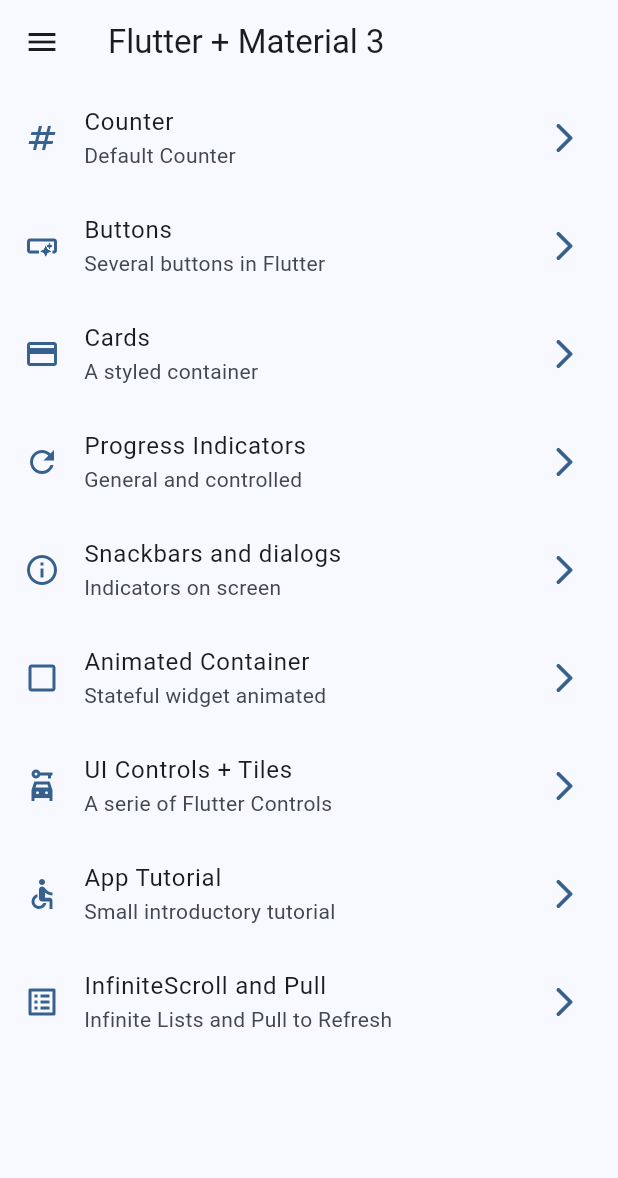
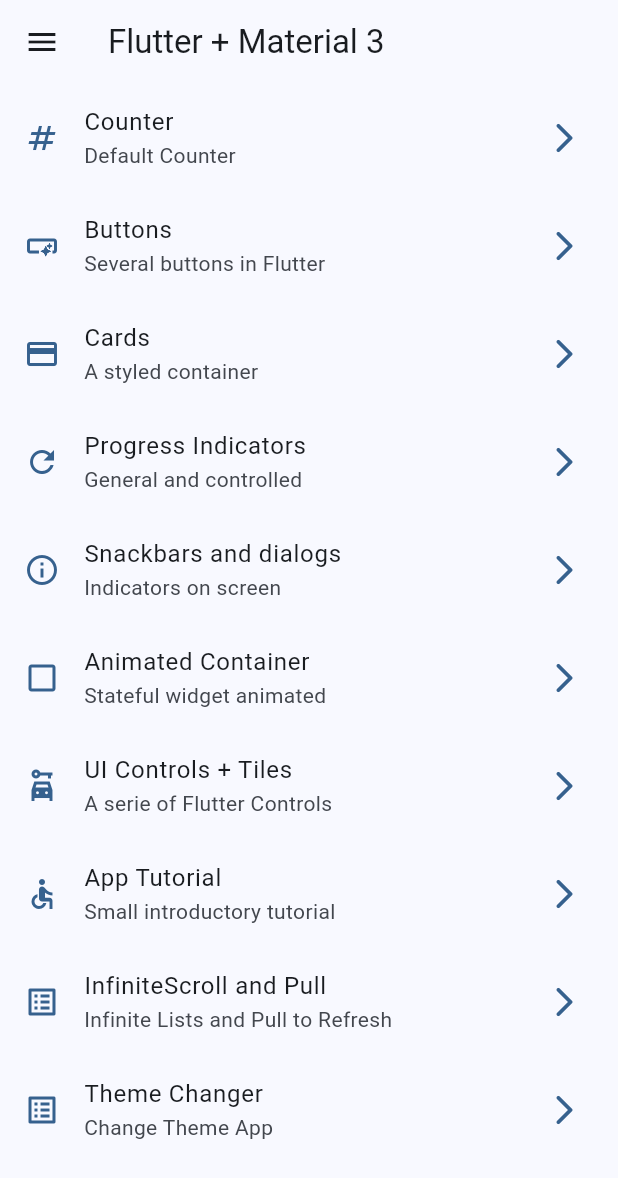
Before and after one commit to CesarArellano/Flutter-Pro-Course, a Flutter app: the screen it shows after launch, on a phone screen of 412 x 824 dp. Shown: the top 1178 px of the screen. Run offline on Flutter 3.47's test engine with Material 2 defaults, Android fonts, the light colour scheme and no system bars; our stand-ins replace animate_do, dio, flutter_riverpod, go_router, video_player.

Commit message:
Finish Section 10

```diff
--- a/widgets_app/lib/config/menu/menu_items.dart
+++ b/widgets_app/lib/config/menu/menu_items.dart
@@ -72,4 +72,11 @@
     link: InfiniteScrollScreen.name,
     icon: Icons.list_alt_outlined
   ),
+
+  MenuItem(
+    title: 'Theme Changer',
+    subtitle: 'Change Theme App',
+    link: ThemeChangerScreen.name,
+    icon: Icons.list_alt_outlined
+  ),
 ];
--- a/widgets_app/lib/config/router/app_router.dart
+++ b/widgets_app/lib/config/router/app_router.dart
@@ -57,5 +57,10 @@
       name: CounterScreen.name,
       builder: (context, state) => const CounterScreen(),
     ),
+    GoRoute(
+      path: '/theme-changer',
+      name: ThemeChangerScreen.name,
+      builder: (context, state) => const ThemeChangerScreen(),
+    ),
   ],
 );
--- a/widgets_app/lib/config/theme/app_theme.dart
+++ b/widgets_app/lib/config/theme/app_theme.dart
@@ -15,17 +15,28 @@
 
 class AppTheme {
   final int selectedColor;
+  final bool isDarkMode;
 
   AppTheme({
-    this.selectedColor = 0
+    this.selectedColor = 0,
+    this.isDarkMode = false
   }): assert( selectedColor >= 0, 'Selected colors mut be greater than 0' ),
       assert( selectedColor < colorList.length, 'Selected color must be less or equal than ${ colorList.length }');
 
   ThemeData getTheme() => ThemeData(
     useMaterial3: true,
+    brightness: isDarkMode ? Brightness.dark : Brightness.light,
     colorSchemeSeed: colorList[ selectedColor ],
     appBarTheme: const AppBarTheme(
       centerTitle: false
-    )
+    ),
+  );
+
+  AppTheme copyWith({
+    bool? isDarkMode,
+    int? selectedColor
+  }) => AppTheme(
+    isDarkMode: isDarkMode ?? this.isDarkMode,
+    selectedColor: selectedColor ?? this.selectedColor
   );
 }
--- a/widgets_app/lib/main.dart
+++ b/widgets_app/lib/main.dart
@@ -1,5 +1,6 @@
 import 'package:flutter/material.dart';
 import 'package:flutter_riverpod/flutter_riverpod.dart';
+import 'package:widgets_app/presentation/providers/theme_provider.dart';
 
 import 'config/router/app_router.dart';
 import 'config/theme/app_theme.dart';
@@ -12,15 +13,20 @@
   );
 }
 
-class MainApp extends StatelessWidget {
+class MainApp extends ConsumerWidget {
   const MainApp({super.key});
 
   @override
-  Widget build(BuildContext context) {
+  Widget build(BuildContext context, WidgetRef ref) {
+    // final isDarkMode = ref.watch(isDarkModeProvider);
+    // final selectedColor = ref.watch(selectedColorProvider);
+
+    final AppTheme appTheme = ref.watch(themeNotifierProvider);
+
     return MaterialApp.router(
       debugShowCheckedModeBanner: false,
       title: 'Widgets App',
-      theme: AppTheme(selectedColor: 0).getTheme(),
+      theme: appTheme.getTheme(),
       routerConfig: appRouter,
     );
   }
--- a/widgets_app/lib/presentation/providers/theme_provider.dart
+++ b/widgets_app/lib/presentation/providers/theme_provider.dart
@@ -1,4 +1,27 @@
 
 import 'package:flutter_riverpod/flutter_riverpod.dart';
+import 'package:widgets_app/config/theme/app_theme.dart';
 
 final isDarkModeProvider = StateProvider<bool>((ref) => false);
+
+// Inmutable Color List
+final colorListProvider = Provider((ref) => colorList);
+
+final selectedColorProvider = StateProvider<int>((ref) => 0);
+
+final themeNotifierProvider = StateNotifierProvider<ThemeNotifier, AppTheme>(
+  (ref) => ThemeNotifier(),
+);
+
+
+class ThemeNotifier extends StateNotifier<AppTheme> {
+  ThemeNotifier():super( AppTheme() );
+
+  void toggleDarkMode() {
+    state = state.copyWith(isDarkMode: !state.isDarkMode);
+  }
+
+  void changerColorIndex( int colorIndex ) {
+    state = state.copyWith(selectedColor: colorIndex);
+  }
+}
--- a/widgets_app/lib/presentation/screens/app_tutorial/app_tutorial_screen.dart
+++ b/widgets_app/lib/presentation/screens/app_tutorial/app_tutorial_screen.dart
@@ -50,7 +50,6 @@
   @override
   Widget build(BuildContext context) {
     return Scaffold(
-      backgroundColor: Colors.white,
       body: Stack(
         children: [
           PageView(
--- a/widgets_app/lib/presentation/screens/infinite_scroll/infinite_scroll_screen.dart
+++ b/widgets_app/lib/presentation/screens/infinite_scroll/infinite_scroll_screen.dart
@@ -113,7 +113,7 @@
       ),
       floatingActionButton: FloatingActionButton(
         onPressed: isLoading ? null : () => context.pop(),
-        child: isLoading ? const CircularProgressIndicator(color: Colors.black,) : const Icon( Icons.arrow_back_ios_new ),
+        child: isLoading ? const CircularProgressIndicator() : const Icon( Icons.arrow_back_ios_new ),
       ),
     );
   }
--- a/widgets_app/lib/presentation/screens/screens.dart
+++ b/widgets_app/lib/presentation/screens/screens.dart
@@ -1,9 +1,10 @@
-export 'package:widgets_app/presentation/screens/counter/counter_screen.dart';
 export 'package:widgets_app/presentation/screens/app_tutorial/app_tutorial_screen.dart';
 export 'package:widgets_app/presentation/screens/buttons/buttons_screen.dart';
 export 'package:widgets_app/presentation/screens/cards/cards_screen.dart';
+export 'package:widgets_app/presentation/screens/counter/counter_screen.dart';
 export 'package:widgets_app/presentation/screens/home/home_screen.dart';
 export 'package:widgets_app/presentation/screens/infinite_scroll/infinite_scroll_screen.dart';
 export 'package:widgets_app/presentation/screens/progress/progress_screen.dart';
 export 'package:widgets_app/presentation/screens/snackbar/snackbar_screen.dart';
+export 'package:widgets_app/presentation/screens/theme_changer/theme_changer_screen.dart';
 export 'package:widgets_app/presentation/screens/ui_controls/ui_controls_screen.dart';
```
Also changed, not shown: widgets_app/lib/presentation/screens/counter/counter_screen.dart (+0 -14 lines), widgets_app/lib/presentation/screens/theme_changer/theme_changer_screen.dart (added, +64 -0 lines).
